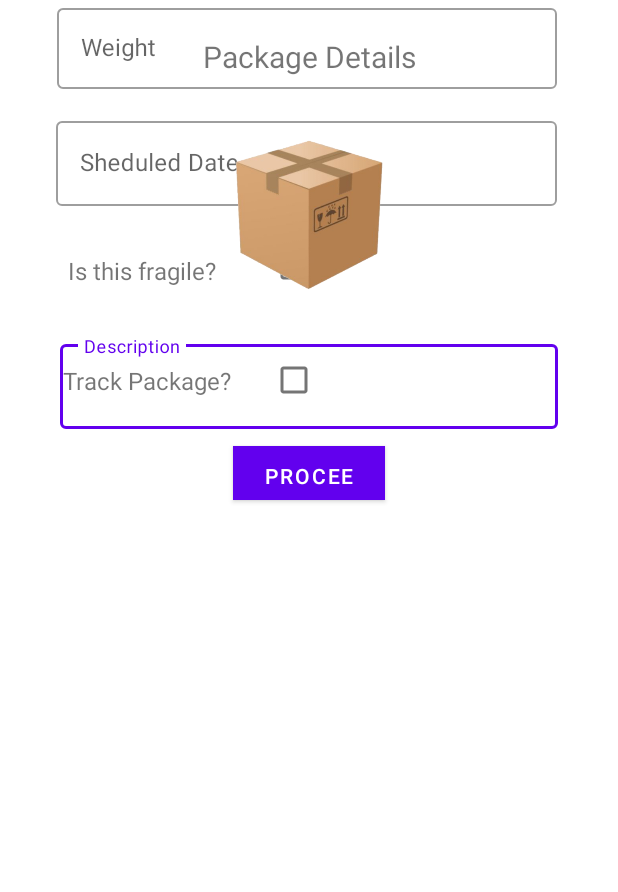
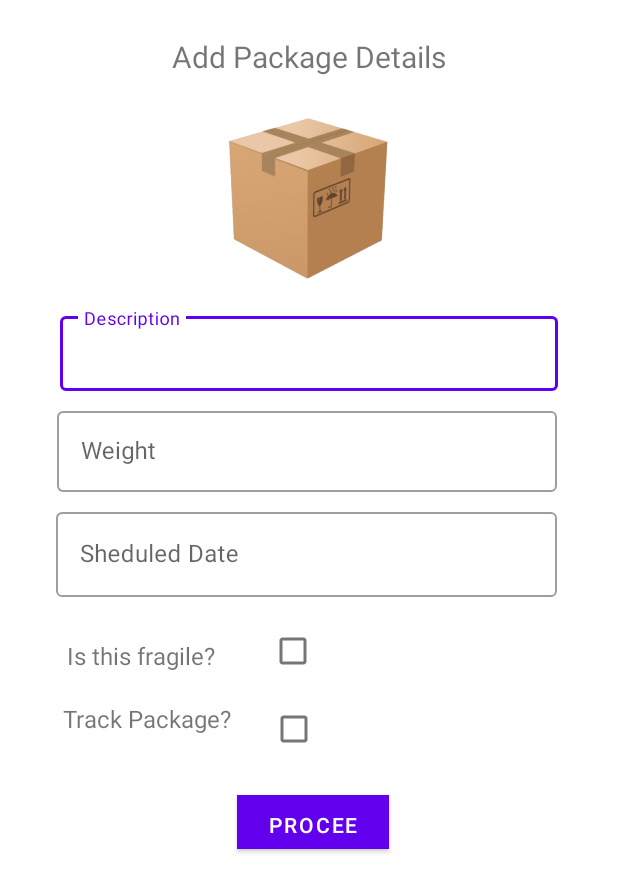
Before and after one commit to yasaswick/CourierX_Android, an Android app: the fragment AddPackageDetails shown on its own in the app's theme, on a phone screen of 412 x 824 dp. Shown: the top 892 px of the screen. Run offline under Robolectric (Android 15) with nearby library versions, the phone set to English and light mode, and no system bars; our stand-ins replace Firebase (no records; nobody signed in at launch, a user with empty details on screens opened directly).

Commit message:
Test cases

```diff
--- a/app/src/main/java/com/courierx/courierx/AddPayment.java
+++ b/app/src/main/java/com/courierx/courierx/AddPayment.java
@@ -124,4 +124,7 @@ public class AddPayment extends AppCompatActivity {
         creditLogRecycler.setAdapter(creditLogListAdapter);
 
     }
+
+    public boolean paymentUserValidate(String no_such_user) {
+    }
 }
--- a/app/src/main/res/layout/fragment_package_details.xml
+++ b/app/src/main/res/layout/fragment_package_details.xml
@@ -11,7 +11,7 @@
         android:layout_width="wrap_content"
         android:layout_height="wrap_content"
         android:layout_marginTop="24dp"
-        android:text="@string/package_details"
+        android:text="@string/add_package_details"
         android:textSize="20sp"
         app:layout_constraintEnd_toEndOf="parent"
         app:layout_constraintStart_toStartOf="parent"
@@ -22,45 +22,50 @@
         android:layout_width="wrap_content"
         android:layout_height="wrap_content"
         android:layout_marginStart="42dp"
-        android:layout_marginTop="51dp"
+        android:layout_marginTop="20dp"
         android:layout_marginEnd="18dp"
         android:text="@string/trak_package"
         android:textSize="16sp"
         app:layout_constraintEnd_toStartOf="@+id/track"
+        app:layout_constraintHorizontal_bias="0.0"
         app:layout_constraintStart_toStartOf="parent"
         app:layout_constraintTop_toBottomOf="@+id/textView8" />
+
+    <Button
+        android:id="@+id/button2"
+        android:layout_width="101dp"
+        android:layout_height="36dp"
+        android:layout_marginTop="132dp"
+        android:background="#7026F4"
+        android:text="@string/proceed"
+        android:textColor="#FFFFFF"
+        app:layout_constraintEnd_toEndOf="parent"
+        app:layout_constraintHorizontal_bias="0.509"
+        app:layout_constraintStart_toStartOf="parent"
+        app:layout_constraintTop_toBottomOf="@+id/sheduleDate_layout" />
 
     <CheckBox
         android:id="@+id/track"
         android:layout_width="wrap_content"
         android:layout_height="wrap_content"
         android:layout_marginStart="171dp"
-        android:layout_marginTop="92dp"
+        android:layout_marginTop="64dp"
         android:layout_marginEnd="192dp"
         android:text=""
         app:layout_constraintEnd_toEndOf="parent"
+        app:layout_constraintHorizontal_bias="1.0"
         app:layout_constraintStart_toStartOf="parent"
         app:layout_constraintTop_toBottomOf="@+id/sheduleDate_layout" />
 
-    <Button
-        android:id="@+id/button2"
-        android:layout_width="101dp"
-        android:layout_height="36dp"
-        android:layout_marginTop="160dp"
-        android:background="#7026F4"
-        android:text="@string/proceed"
-        android:textColor="#FFFFFF"
-        app:layout_constraintEnd_toEndOf="parent"
-        app:layout_constraintStart_toStartOf="parent"
-        app:layout_constraintTop_toBottomOf="@+id/sheduleDate_layout" />
 
     <com.google.android.material.textfield.TextInputLayout
         android:id="@+id/description_layout"
         style="@style/Widget.MaterialComponents.TextInputLayout.OutlinedBox"
-        android:layout_width="match_parent"
-        android:layout_height="wrap_content"
+        android:layout_width="332dp"
+        android:layout_height="55dp"
         android:layout_marginHorizontal="40dp"
-        android:layout_marginTop="28dp"
+        android:layout_marginTop="16dp"
+        android:layout_marginEnd="40dp"
         android:ems="10"
         android:hint="@string/description"
         android:textSize="16sp"
@@ -82,13 +87,17 @@
         android:layout_height="59dp"
         android:layout_marginHorizontal="40dp"
         android:layout_marginStart="38dp"
+        android:layout_marginTop="8dp"
+        android:layout_marginEnd="40dp"
         android:ems="10"
         android:hint="@string/weight"
         android:inputType="number"
         android:text=""
         android:textSize="16sp"
+        app:layout_constraintEnd_toEndOf="parent"
+        app:layout_constraintHorizontal_bias="0.0"
         app:layout_constraintStart_toStartOf="parent"
-        tools:layout_editor_absoluteY="323dp">
+        app:layout_constraintTop_toBottomOf="@+id/description_layout">
 
         <com.google.android.material.textfield.TextInputEditText
             android:id="@+id/weight"
@@ -97,17 +106,17 @@
 
     </com.google.android.material.textfield.TextInputLayout>
 
-
     <TextView
         android:id="@+id/textView8"
         android:layout_width="wrap_content"
         android:layout_height="wrap_content"
         android:layout_marginStart="45dp"
-        android:layout_marginTop="32dp"
+        android:layout_marginTop="28dp"
         android:layout_marginEnd="28dp"
         android:text="@string/is_this_fragile"
         android:textSize="16sp"
         app:layout_constraintEnd_toStartOf="@+id/fragile"
+        app:layout_constraintHorizontal_bias="1.0"
         app:layout_constraintStart_toStartOf="parent"
         app:layout_constraintTop_toBottomOf="@+id/sheduleDate_layout"
         tools:ignore="UnknownId" />
@@ -117,10 +126,11 @@
         android:layout_width="wrap_content"
         android:layout_height="wrap_content"
         android:layout_marginStart="171dp"
-        android:layout_marginTop="16dp"
+        android:layout_marginTop="12dp"
         android:layout_marginEnd="192dp"
         android:text=""
         app:layout_constraintEnd_toEndOf="parent"
+        app:layout_constraintHorizontal_bias="0.0"
         app:layout_constraintStart_toStartOf="parent"
         app:layout_constraintTop_toBottomOf="@+id/sheduleDate_layout" />
 
@@ -131,10 +141,13 @@
         android:layout_height="62dp"
         android:layout_marginHorizontal="40dp"
         android:layout_marginStart="37dp"
-        android:layout_marginTop="16dp"
+        android:layout_marginTop="8dp"
+        android:layout_marginEnd="40dp"
         android:ems="10"
         android:hint="@string/sheduled_date"
         android:textSize="16sp"
+        app:layout_constraintEnd_toEndOf="parent"
+        app:layout_constraintHorizontal_bias="0.0"
         app:layout_constraintStart_toStartOf="parent"
         app:layout_constraintTop_toBottomOf="@+id/weight_layout"
         tools:ignore="TextFields">
@@ -148,10 +161,11 @@
 
     <ImageView
         android:id="@+id/imageView2"
-        android:layout_width="136dp"
-        android:layout_height="105dp"
-        android:layout_marginTop="39dp"
+        android:layout_width="129dp"
+        android:layout_height="114dp"
+        android:layout_marginTop="24dp"
         app:layout_constraintEnd_toEndOf="parent"
+        app:layout_constraintHorizontal_bias="0.498"
         app:layout_constraintStart_toStartOf="parent"
         app:layout_constraintTop_toBottomOf="@+id/textView3"
         app:srcCompat="@drawable/capture" />
--- a/app/src/main/res/values/strings.xml
+++ b/app/src/main/res/values/strings.xml
@@ -44,5 +44,6 @@
     <string name="sender_receiver">Sender/Receiver</string>
     <string name="receiver">Receiver</string>
     <string name="status">Status</string>
+    <string name="add_package_details">Add Package Details</string>
 
 </resources>
```
Also changed, not shown: 1 other file.
